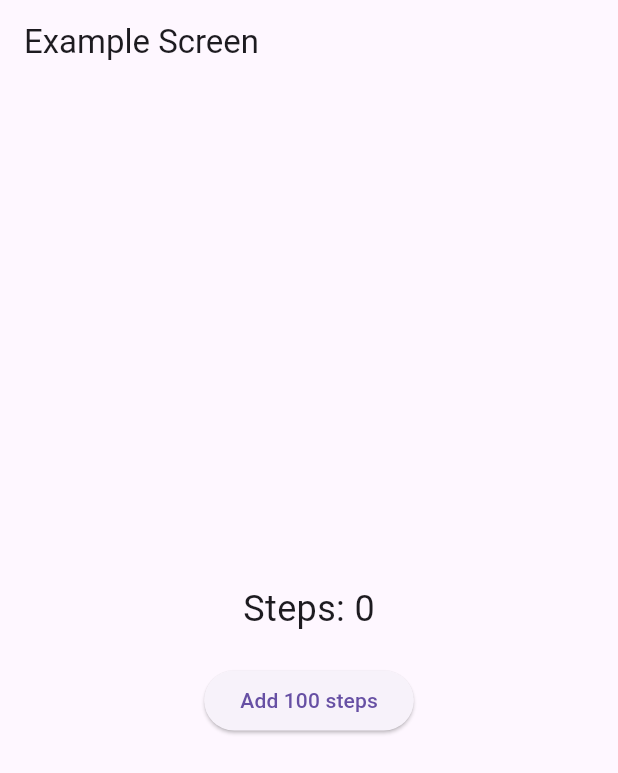
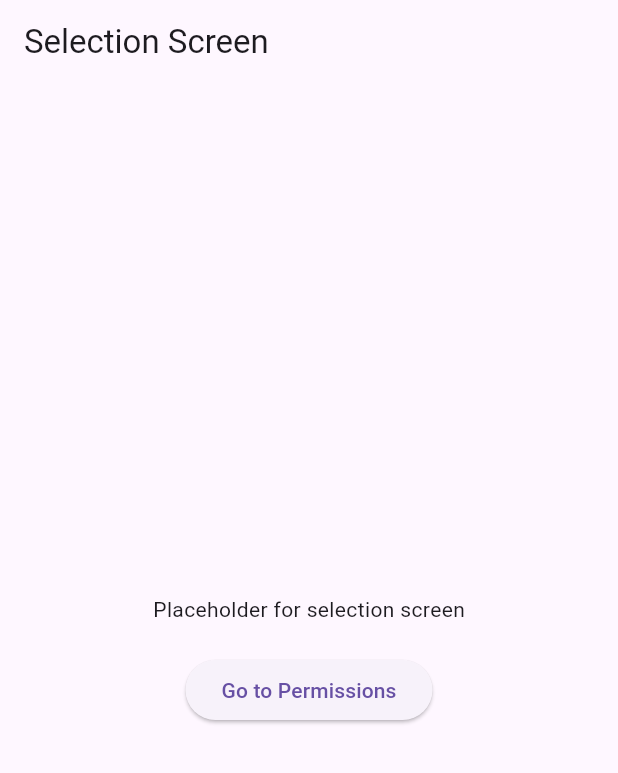
Before and after one commit to JesusDeventic/FitcronIntegrations, a Flutter app: the screen it shows after launch, on a phone screen of 412 x 824 dp. Shown: the top 773 px of the screen. Run offline on Flutter 3.47's test engine with Material 3 defaults, Android fonts, the light colour scheme and no system bars.

Commit message:
feat(Fase 2): add base screens, navigation setup, and project roadmap in README. Created 5 placeholder screens: Selection, Permissions, Sync, Results, Export. Configured named routes for navigation. Updated main.dart with Provider. Updated README with project phases. Placeholders commented for future implementation.

```diff
--- a/lib/main.dart
+++ b/lib/main.dart
@@ -2,22 +2,26 @@
 // ======================
 //
 // Punto de entrada de la app Flutter
-// Ejemplo inicial para Fase 1 con Provider
+// Fase 2: navegación básica entre pantallas
 //
-// ⚠️ Nota: Este código es un esquema inicial.
-// En futuras mejoras se añadirá:
-//   • Conexión con Apple Health / Health Connect
-//   • Pantallas reales (selection, permissions, sync, results, export)
-//   • Modelos de datos completos y normalización
-//   • Exportación de datos en JSON
+// ⚠️ Nota: Todavía placeholders, sin lógica real de Health APIs
+// Se añadirá contenido y datos reales en Fases posteriores
 
 import 'package:flutter/material.dart';
 import 'package:provider/provider.dart';
+
+// Importar provider
 import 'providers/app_state_provider.dart';
-import 'screens/example_screen.dart'; // Importamos la pantalla de ejemplo
+
+// Importar las pantallas base
+import 'screens/selection_screen.dart';
+import 'screens/permissions_screen.dart';
+import 'screens/sync_screen.dart';
+import 'screens/results_screen.dart';
+import 'screens/export_screen.dart';
 
 void main() {
-  // Inicializamos Provider para que AppStateProvider esté disponible globalmente
+  // Inicializamos Provider para el estado global
   runApp(
     ChangeNotifierProvider(
       create: (_) => AppStateProvider(),
@@ -33,8 +37,15 @@ class MyApp extends StatelessWidget {
   Widget build(BuildContext context) {
     return MaterialApp(
       title: 'Fitcron Integrations Lab',
-      // Mostramos directamente la pantalla de ejemplo
-      home: const ExampleScreen(),
+      debugShowCheckedModeBanner: false, // Quitar banner de debug
+      initialRoute: '/', // Pantalla inicial
+      routes: {
+        '/': (context) => const SelectionScreen(),
+        '/permissions': (context) => const PermissionsScreen(),
+        '/sync': (context) => const SyncScreen(),
+        '/results': (context) => const ResultsScreen(),
+        '/export': (context) => const ExportScreen(),
+      },
     );
   }
 }
--- /dev/null
+++ b/lib/screens/selection_screen.dart
@@ -0,0 +1,37 @@
+// selection_screen.dart
+// ======================
+//
+// Pantalla de selección de fuente de datos
+// Placeholder inicial para Fase 2
+//
+// ⚠️ Nota: Por ahora solo sirve para navegación
+// Se añadirá UI real y lógica de permisos en futuras fases
+
+import 'package:flutter/material.dart';
+
+class SelectionScreen extends StatelessWidget {
+  const SelectionScreen({super.key});
+
+  @override
+  Widget build(BuildContext context) {
+    return Scaffold(
+      appBar: AppBar(title: const Text('Selection Screen')),
+      body: Center(
+        child: Column(
+          mainAxisAlignment: MainAxisAlignment.center,
+          children: [
+            const Text('Placeholder for selection screen'),
+            const SizedBox(height: 20),
+            ElevatedButton(
+              onPressed: () {
+                // Navegar a la siguiente pantalla (por ejemplo Permissions)
+                Navigator.pushNamed(context, '/permissions');
+              },
+              child: const Text('Go to Permissions'),
+            ),
+          ],
+        ),
+      ),
+    );
+  }
+}
```
Also changed, not shown: lib/screens/export_screen.dart (added, +37 -0 lines), lib/screens/permissions_screen.dart (added, +37 -0 lines), lib/screens/results_screen.dart (added, +37 -0 lines), lib/screens/sync_screen.dart (added, +37 -0 lines), 1 other file.
